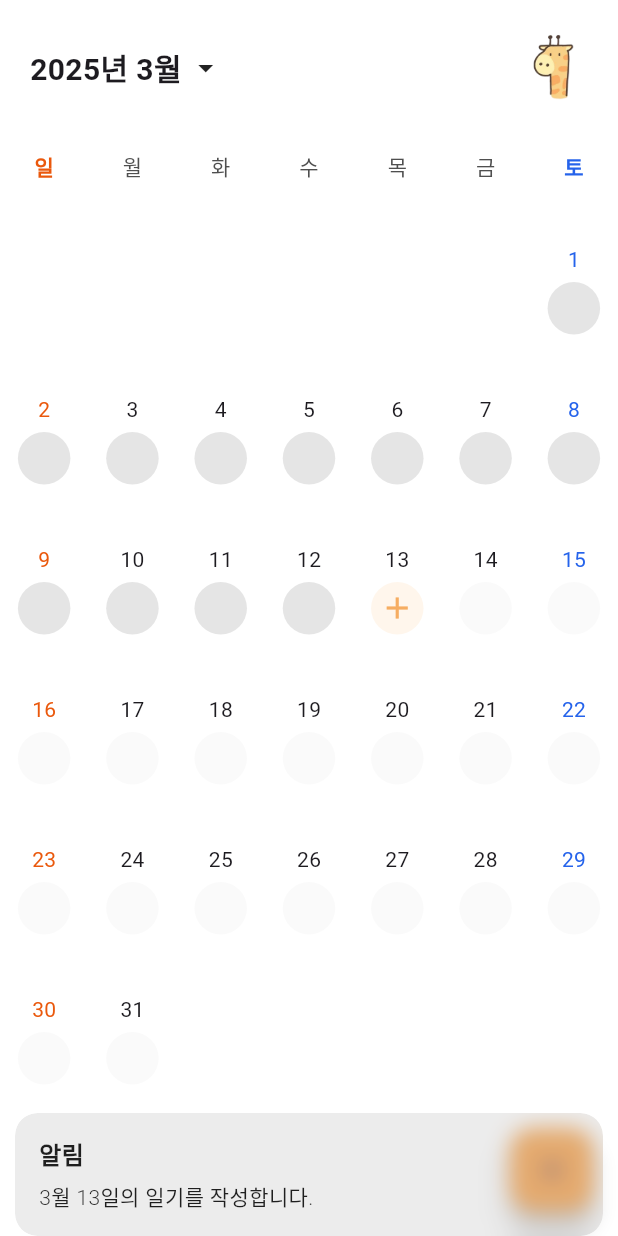
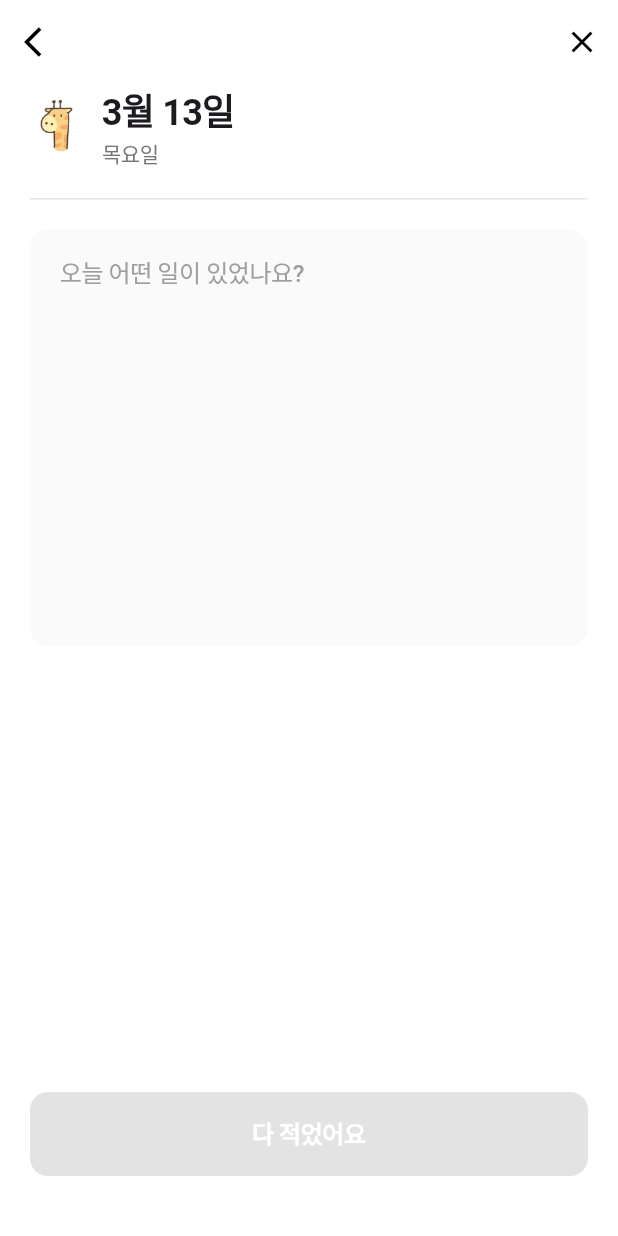
Before and after one commit to LGESWB4/Giraffe-Diaries, a Flutter app: the screen it shows after launch, after a tap on the "add" icon, on a phone screen of 412 x 824 dp. Run offline on Flutter 3.47's test engine with Material 3 defaults, Android fonts, the phone set to English and light mode, and no system bars; drawn by our look-alikes of table_calendar; our stand-ins replace get; Roboto replaces fonts that are missing (AppleSDGothicNeo).

Commit message:
[APP][Write-Dairy] Added diary write screen

```diff
--- /dev/null
+++ b/Giraffe_Diaries/lib/controllers/diary_controller.dart
@@ -0,0 +1,29 @@
+import 'package:get/get.dart';
+import 'package:flutter/material.dart';
+
+class DiaryController extends GetxController {
+  final TextEditingController contentController = TextEditingController();
+  final RxBool isButtonEnabled = false.obs;
+
+  @override
+  void onInit() {
+    super.onInit();
+    contentController.addListener(_updateButtonState);
+  }
+
+  @override
+  void onClose() {
+    contentController.removeListener(_updateButtonState);
+    contentController.dispose();
+    super.onClose();
+  }
+
+  void _updateButtonState() {
+    isButtonEnabled.value = contentController.text.trim().isNotEmpty;
+  }
+
+  void saveDiary() {
+    // TODO: 일기 저장 로직 구현
+    Get.back();
+  }
+}
--- /dev/null
+++ b/Giraffe_Diaries/lib/screens/diary_write_screen.dart
@@ -0,0 +1,110 @@
+import 'package:flutter/material.dart';
+import 'package:get/get.dart';
+import '../controllers/diary_controller.dart';
+import '../styles/text_styles.dart';
+import '../widgets/diary_write_button.dart';
+
+class DiaryWriteScreen extends GetView<DiaryController> {
+  final DateTime selectedDate;
+
+  const DiaryWriteScreen({
+    Key? key,
+    required this.selectedDate,
+  }) : super(key: key);
+
+  @override
+  Widget build(BuildContext context) {
+    // Initialize controller
+    Get.put(DiaryController());
+
+    return Scaffold(
+      backgroundColor: Colors.white,
+      resizeToAvoidBottomInset: false,  // 키보드가 올라올 때 화면 리사이즈 방지
+      appBar: AppBar(
+        backgroundColor: Colors.white,
+        elevation: 0,
+        leading: IconButton(
+          icon: const Icon(Icons.arrow_back_ios, color: Colors.black),
+          onPressed: () => Get.back(),
+        ),
+        actions: [
+          IconButton(
+            icon: const Icon(Icons.close, color: Colors.black),
+            onPressed: () => Get.back(),
+          ),
+        ],
+      ),
+      body: Column(
+        children: [
+          // 상단 로고와 날짜
+          Padding(
+            padding: const EdgeInsets.symmetric(horizontal: 20.0),
+            child: Row(
+              children: [
+                Image.asset(
+                  'assets/images/giraffe_logo.png',
+                  height: 40,
+                ),
+                const SizedBox(width: 12),
+                Column(
+                  crossAxisAlignment: CrossAxisAlignment.start,
+                  children: [
+                    Text(
+                      '${selectedDate.month}월 ${selectedDate.day}일',
+                      style: AppTextStyles.heading2,
+                    ),
+                    Text(
+                      ['월', '화', '수', '목', '금', '토', '일'][selectedDate.weekday - 1] + '요일',
+                      style: AppTextStyles.bodyMedium.copyWith(
+                        color: Colors.grey[600],
+                      ),
+                    ),
+                  ],
+                ),
+              ],
+            ),
+          ),
+          const SizedBox(height: 20),
+          // 구분선 추가
+          Container(
+            width: double.infinity,
+            height: 1,
+            color: const Color(0xFFE5E5E5),
+            margin: const EdgeInsets.symmetric(horizontal: 20.0),
+          ),
+          const SizedBox(height: 20),
+          // 내용 입력 영역
+          Expanded(
+            child: Container(
+              width: double.infinity,
+              height: MediaQuery.of(context).size.height * 0.5,  // 화면 높이의 50%로 고정
+              padding: const EdgeInsets.symmetric(horizontal: 20.0),
+              child: TextField(
+                controller: controller.contentController,
+                keyboardType: TextInputType.multiline,
+                textInputAction: TextInputAction.newline,
+                maxLines: null,
+                expands: true,
+                style: AppTextStyles.bodyLarge,
+                decoration: InputDecoration(
+                  hintText: '오늘 어떤 일이 있었나요?',
+                  hintStyle: AppTextStyles.bodyLarge.copyWith(color: Colors.grey),
+                  border: OutlineInputBorder(
+                    borderRadius: BorderRadius.circular(12),
+                    borderSide: BorderSide.none,
+                  ),
+                  filled: true,
+                  fillColor: const Color(0xFFFAFAFA),
+                  contentPadding: const EdgeInsets.all(16),
+                  isCollapsed: true,
+                ),
+              ),
+            ),
+          ),
+          const Spacer(),  // 남은 공간을 채워서 TextField 크기 유지
+        ],
+      ),
+      bottomNavigationBar: const DiaryWriteButton(),
+    );
+  }
+}
--- a/Giraffe_Diaries/lib/screens/home_screen.dart
+++ b/Giraffe_Diaries/lib/screens/home_screen.dart
@@ -3,6 +3,7 @@ import 'package:get/get.dart';
 import 'package:table_calendar/table_calendar.dart';
 import '../controllers/calendar_controller.dart';
 import 'package:intl/date_symbol_data_local.dart';
+import '../screens/diary_write_screen.dart';
 
 class HomeScreen extends GetView<CalendarController> {
   const HomeScreen({Key? key}) : super(key: key);
@@ -19,12 +20,8 @@ class HomeScreen extends GetView<CalendarController> {
   );
 
   // 공통 메서드
-  void showDiaryWriteSnackbar(DateTime date) {
-    Get.snackbar(
-      '알림',
-      '${date.month}월 ${date.day}일의 일기를 작성합니다.',
-      snackPosition: SnackPosition.BOTTOM,
-    );
+  void showDiaryWriteScreen(DateTime date) {
+    Get.to(() => DiaryWriteScreen(selectedDate: date));
   }
 
   Widget buildDateContainer({
@@ -220,7 +217,7 @@ class HomeScreen extends GetView<CalendarController> {
                       return InkWell(
                         onTap: () {
                           controller.onDaySelected(date, date);
-                          showDiaryWriteSnackbar(date);
+                          showDiaryWriteScreen(date);
                         },
                         child: Container(
                           width: 35,
@@ -242,7 +239,7 @@ class HomeScreen extends GetView<CalendarController> {
                     return InkWell(
                       onTap: () {
                         controller.onDaySelected(date, date);
-                        showDiaryWriteSnackbar(date);
+                        showDiaryWriteScreen(date);
                       },
                       child: Container(
                         width: 35,
@@ -327,7 +324,7 @@ class HomeScreen extends GetView<CalendarController> {
         ),
       ),
       floatingActionButton: FloatingActionButton(
-        onPressed: () => showDiaryWriteSnackbar(controller.selectedDay.value),
+        onPressed: () => showDiaryWriteScreen(controller.selectedDay.value),
         backgroundColor: const Color(0xFFF6AD62),
         child: const Icon(Icons.add),
       ),
--- /dev/null
+++ b/Giraffe_Diaries/lib/widgets/diary_write_button.dart
@@ -0,0 +1,48 @@
+import 'package:flutter/material.dart';
+import 'package:get/get.dart';
+import '../styles/text_styles.dart';
+import '../controllers/diary_controller.dart';
+
+class DiaryWriteButton extends GetView<DiaryController> {
+  const DiaryWriteButton({Key? key}) : super(key: key);
+
+  @override
+  Widget build(BuildContext context) {
+    return Container(
+      padding: const EdgeInsets.only(
+        left: 20.0,
+        right: 20.0,
+        bottom: 40.0,
+        top: 20.0,
+      ),
+      decoration: const BoxDecoration(
+        color: Colors.white,
+      ),
+      child: SafeArea(
+        child: Obx(
+          () => ElevatedButton(
+            onPressed: controller.isButtonEnabled.value
+                ? controller.saveDiary
+                : null,
+            style: ElevatedButton.styleFrom(
+              backgroundColor: controller.isButtonEnabled.value
+                  ? const Color(0xFFF6AD62)
+                  : const Color(0xFFE5E5E5),
+              shape: RoundedRectangleBorder(
+                borderRadius: BorderRadius.circular(12),
+              ),
+              padding: const EdgeInsets.symmetric(vertical: 16),
+              minimumSize: const Size(double.infinity, 55),
+            ),
+            child: Text(
+              '다 적었어요',
+              style: AppTextStyles.buttonText.copyWith(
+                color: Colors.white
+              ),
+            ),
+          ),
+        ),
+      ),
+    );
+  }
+}
```
